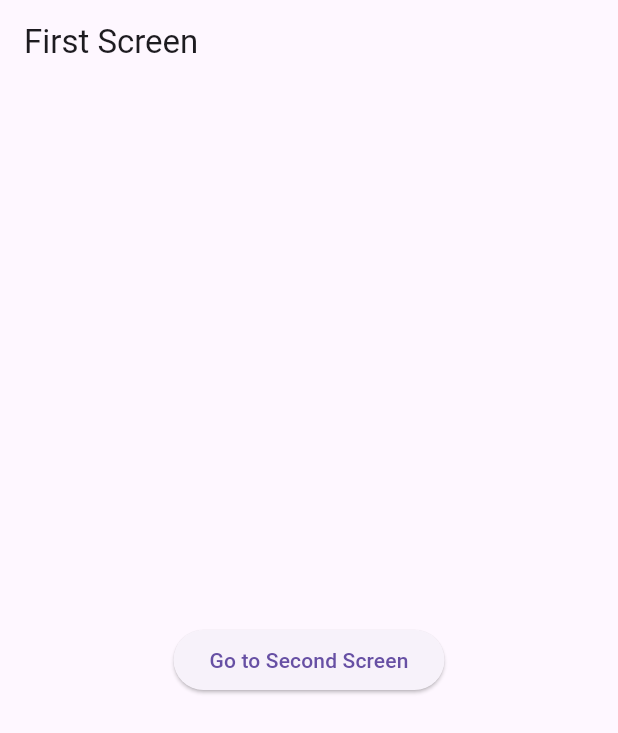
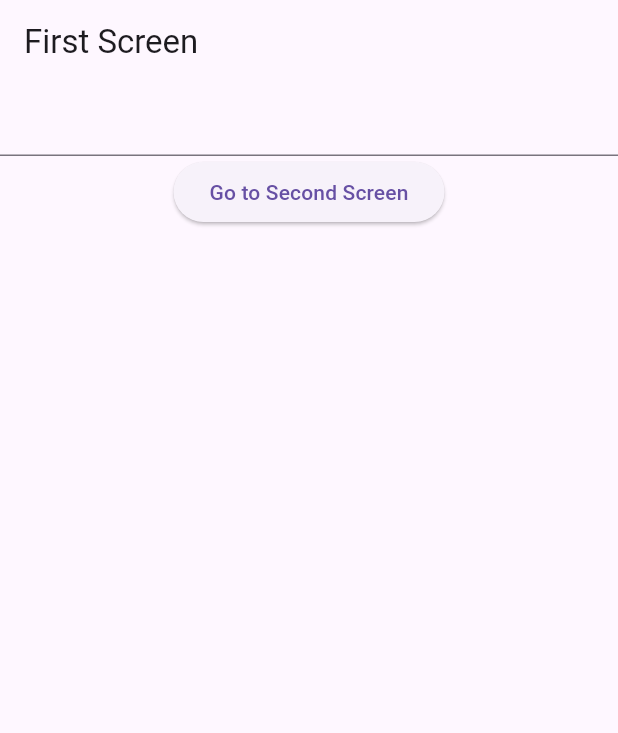
Before and after one commit to HasanAlsaiaari/flutter-course-assignments-2025-2026, a Flutter app: the screen it shows after launch, on a phone screen of 412 x 824 dp. Shown: the top 733 px of the screen. Run offline on Flutter 3.47's test engine with Material 3 defaults, Android fonts, the phone set to English and light mode, and no system bars.

Commit message:
(Navigation)-part2

```diff
--- a/lib/SecondScreen.dart
+++ b/lib/SecondScreen.dart
@@ -4,6 +4,10 @@ import 'package:flutter/material.dart';
 
 
 class SecondScreen extends StatelessWidget {
+
+  final String data;
+  SecondScreen({required this.data});
+
   @override
   Widget build(BuildContext context) {
     return Scaffold(
--- a/lib/main.dart
+++ b/lib/main.dart
@@ -1,3 +1,4 @@
+
 
 import 'package:flutter/material.dart';
 import 'SecondScreen.dart';
@@ -12,7 +13,6 @@ class ProfileApp extends StatefulWidget {
 
 
 class _ProfileAppState extends State<ProfileApp> {
-
   @override
   Widget build(BuildContext context) {
     return MaterialApp(
@@ -22,19 +22,28 @@ class _ProfileAppState extends State<ProfileApp> {
 }
 
 class FirstScreen extends StatelessWidget {
+  TextEditingController Textcontroller=new TextEditingController();
+
   @override
   Widget build(BuildContext context) {
     return Scaffold(
       appBar: AppBar(title: Text('First Screen')),
       body: Center(
-        child: ElevatedButton(
+        child: Column(
+          children: [
+            TextField(
+              controller: Textcontroller,
+            ),
+            ElevatedButton(
               onPressed: () {
                 Navigator.push(
                   context,
-              MaterialPageRoute(builder: (context) => SecondScreen()),
+                  MaterialPageRoute(builder: (context) => SecondScreen(data: Textcontroller.text)),
                 );
               },
               child: Text('Go to Second Screen'),
+            ),
+          ],
         ),
       ),
     );
```
Lines whose indentation alone changed are shown as unchanged.
